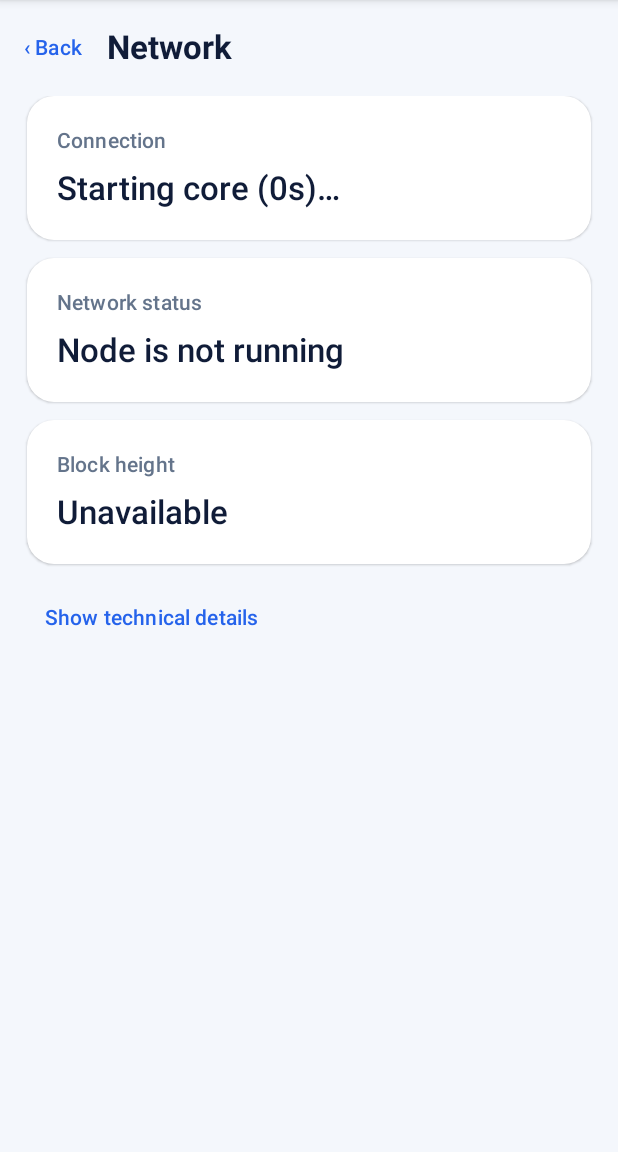
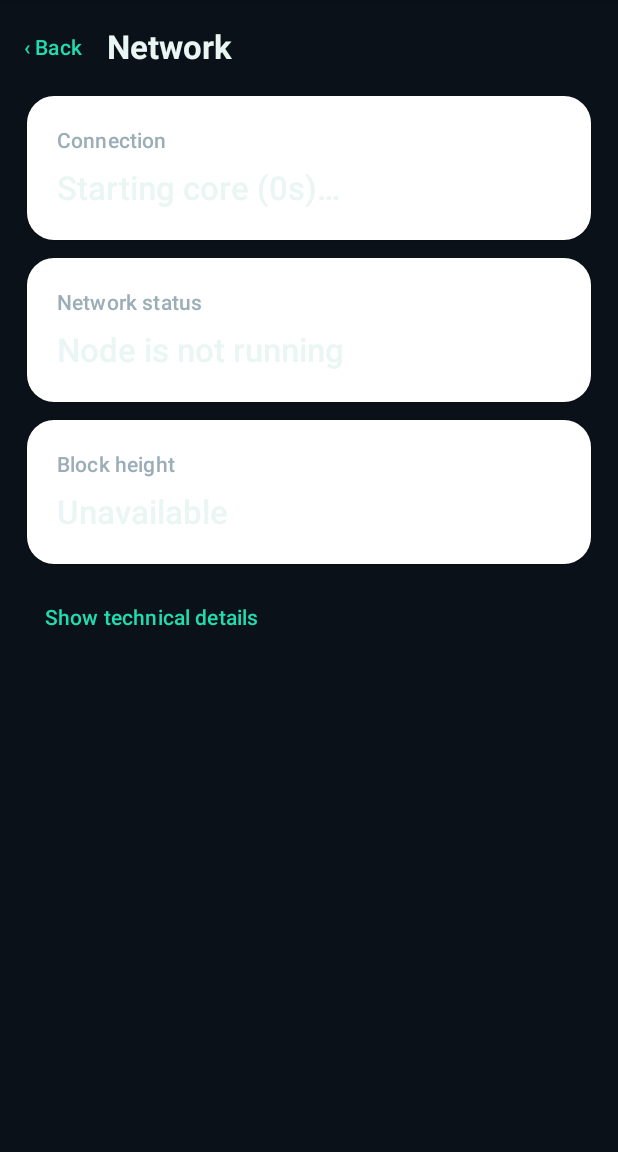
Before and after one commit to Sheff1981/quintum-core, an Android app built with Jetpack Compose: the screen it shows after launch (MainActivity), after a tap on an icon or button, on a phone screen of 412 x 824 dp, the part 84-1236 px from its top. Run offline under Robolectric (Android 15) with nearby library versions, the light colour scheme and no system bars; 1 statement that could not run was skipped; 1 other tap on this screen came first.

Commit message:
style(android): apply QUINTUM dark emerald theme to existing Compose UI

```diff
--- a/android/app/src/main/java/org/quintum/wallet/MainActivity.kt
+++ b/android/app/src/main/java/org/quintum/wallet/MainActivity.kt
@@ -44,11 +44,11 @@ import org.quintum.wallet.mining.DeviceMiningStatsCard
 import org.quintum.wallet.mining.MiningController
 import org.quintum.wallet.mining.MiningScreen
 
-private val Navy = Color(0xFF101C38)
-private val Blue = Color(0xFF2563EB)
-private val Canvas = Color(0xFFF4F7FC)
-private val Muted = Color(0xFF64748B)
-private val Green = Color(0xFF12805C)
+private val Navy = Color(0xFFEAF6F3)
+private val Blue = Color(0xFF20DDB0)
+private val Canvas = Color(0xFF0B1118)
+private val Muted = Color(0xFF9BAEB8)
+private val Green = Color(0xFF20DDB0)
 private fun p2pDiagnosticMessage(code: Int): String {
     val peerErrors = listOf(
         "none", "socket runtime failed", "DNS resolve failed", "socket creation failed",
@@ -115,7 +115,7 @@ class MainActivity : ComponentActivity() {
         super.onCreate(savedInstanceState)
         setContent {
             MaterialTheme(
-                colorScheme = lightColorScheme(primary = Blue, background = Canvas, surface = Color.White)
+                colorScheme = darkColorScheme(primary = Blue, onPrimary = Canvas, background = Canvas, surface = Color(0xFF17212B), onSurface = Navy, secondary = Green)
             ) {
                 Surface(modifier = Modifier.fillMaxSize(), color = Canvas) { QuintumHome() }
             }
```
